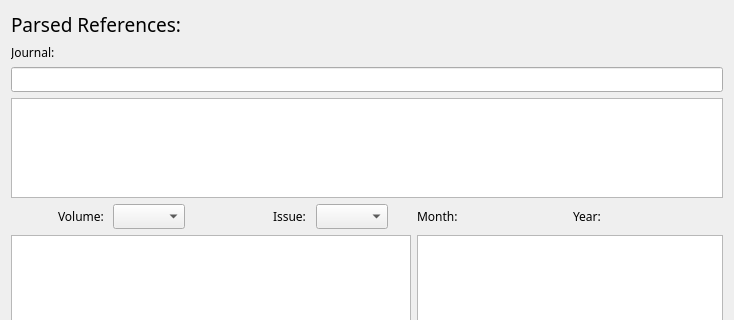
This is viewparsedreferences.ui in falconofdoom/gui as Qt 5 draws it before an edit; both pictures show x 0 to 734 and y 0 to 320 of the 734 by 782 pixel window. The edited form follows.
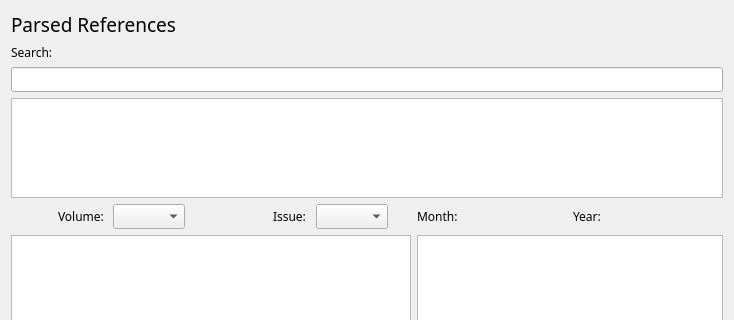
This is the edited form.

The edit to the form file:
```diff
--- a/viewparsedreferences.ui
+++ b/viewparsedreferences.ui
@@ -24,7 +24,7 @@
      <item row="1" column="0" colspan="2">
       <widget class="QLabel" name="label">
        <property name="text">
-        <string>Journal:</string>
+        <string>Search:</string>
        </property>
       </widget>
      </item>
@@ -46,7 +46,7 @@
         </font>
        </property>
        <property name="text">
-        <string>Parsed References:</string>
+        <string>Parsed References</string>
        </property>
       </widget>
      </item>
```
